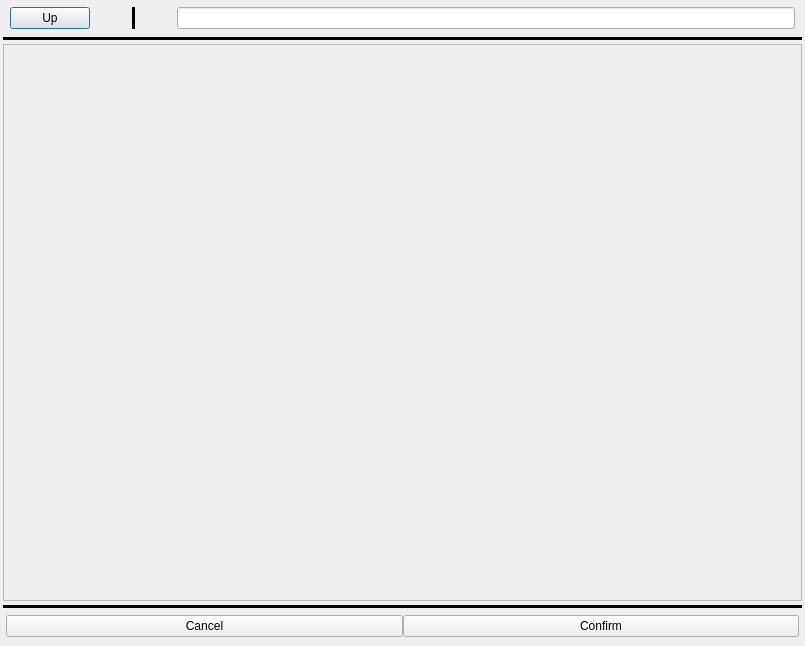
Szybet/sanki, file components/file_chooser.ui: the form before one commit.
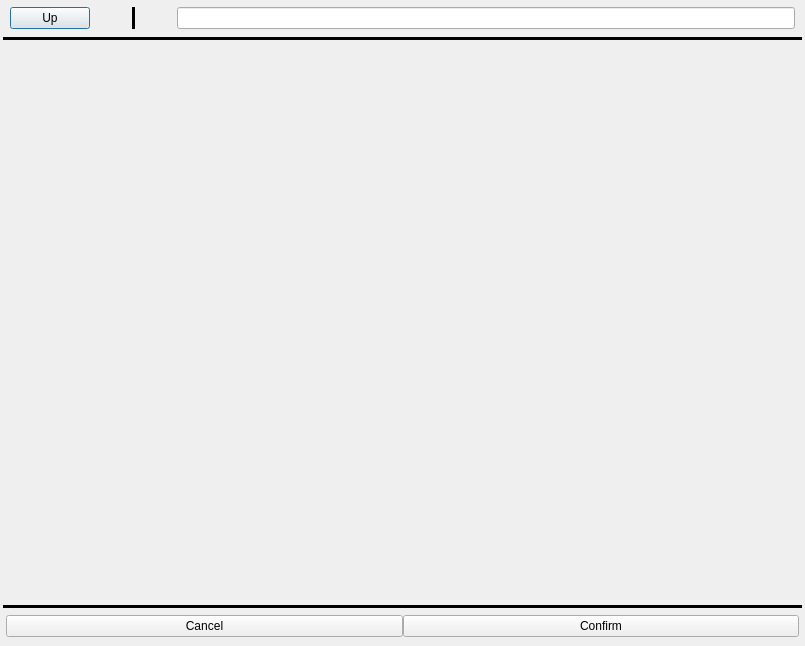
The form after the commit.

The edit to the form file:
```diff
--- a/components/file_chooser.ui
+++ b/components/file_chooser.ui
@@ -170,6 +170,9 @@
    </item>
    <item row="2" column="0">
     <widget class="QScrollArea" name="scrollArea">
+     <property name="frameShape">
+      <enum>QFrame::NoFrame</enum>
+     </property>
      <property name="frameShadow">
       <enum>QFrame::Plain</enum>
      </property>
@@ -184,7 +187,7 @@
        <rect>
         <x>0</x>
         <y>0</y>
-        <width>797</width>
+        <width>799</width>
         <height>549</height>
        </rect>
       </property>
```
